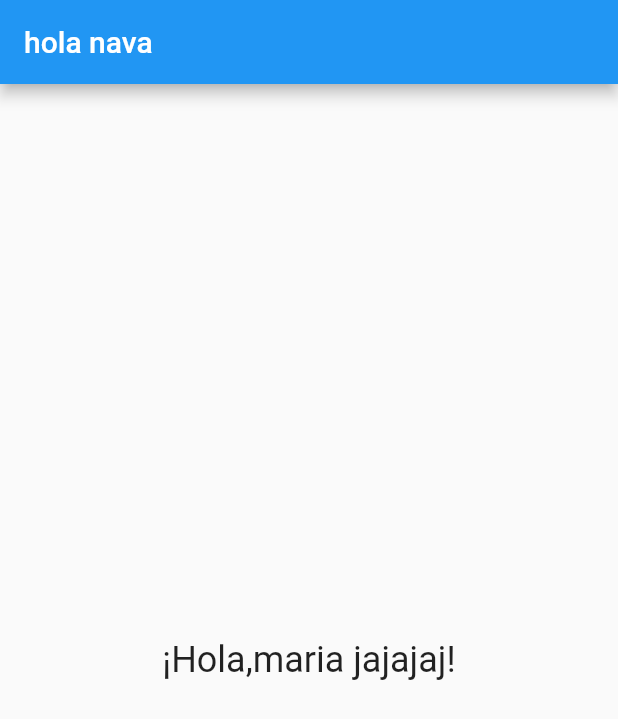
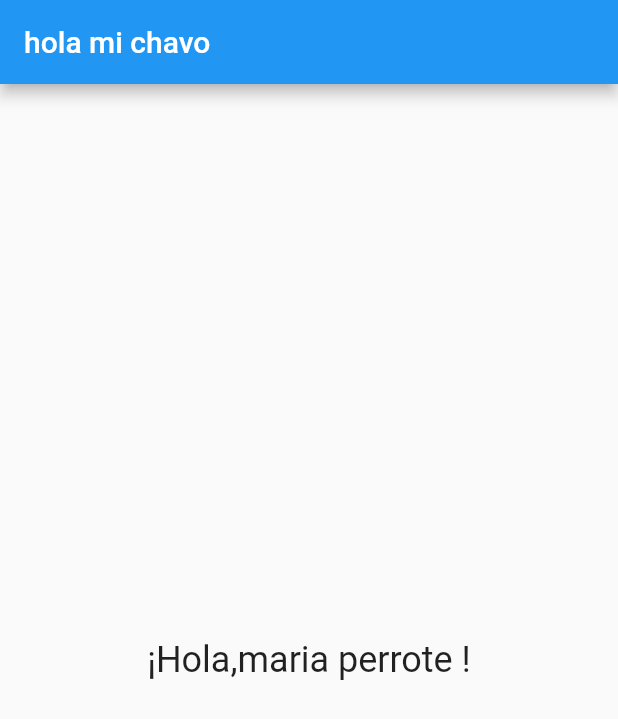
Before and after one commit to Eliseo128/flutternava, a Flutter app: the screen it shows after launch, on a phone screen of 412 x 824 dp. Shown: the top 719 px of the screen. Run offline on Flutter 3.47's test engine with Material 2 defaults, Android fonts, the phone set to English and light mode, and no system bars.

Commit message:
confirmar chida

```diff
--- a/mi_app/lib/main.dart
+++ b/mi_app/lib/main.dart
@@ -1,10 +1,12 @@
 import 'package:flutter/material.dart';
 
 void main() {
-  runApp(MyApp());
+  runApp(const MyApp());
 }
 
 class MyApp extends StatelessWidget {
+  const MyApp({super.key});
+
   @override
   Widget build(BuildContext context) {
     return MaterialApp(
@@ -19,16 +21,18 @@ class MyApp extends StatelessWidget {
 
 
 class MyHomePage extends StatelessWidget {
+  const MyHomePage({super.key});
+
   @override
   Widget build(BuildContext context) {
     return Scaffold(
       appBar: AppBar(
-        title: Text('hola nava'),
+        title: const Text('hola mi chavo'),
         backgroundColor: Colors.blue
       ),
-      body: Center(
+      body: const Center(
         child: Text(
-          '¡Hola,maria jajajaj!',
+          '¡Hola,maria perrote !',
           style: TextStyle(fontSize: 24),
         ),
       ),
```
